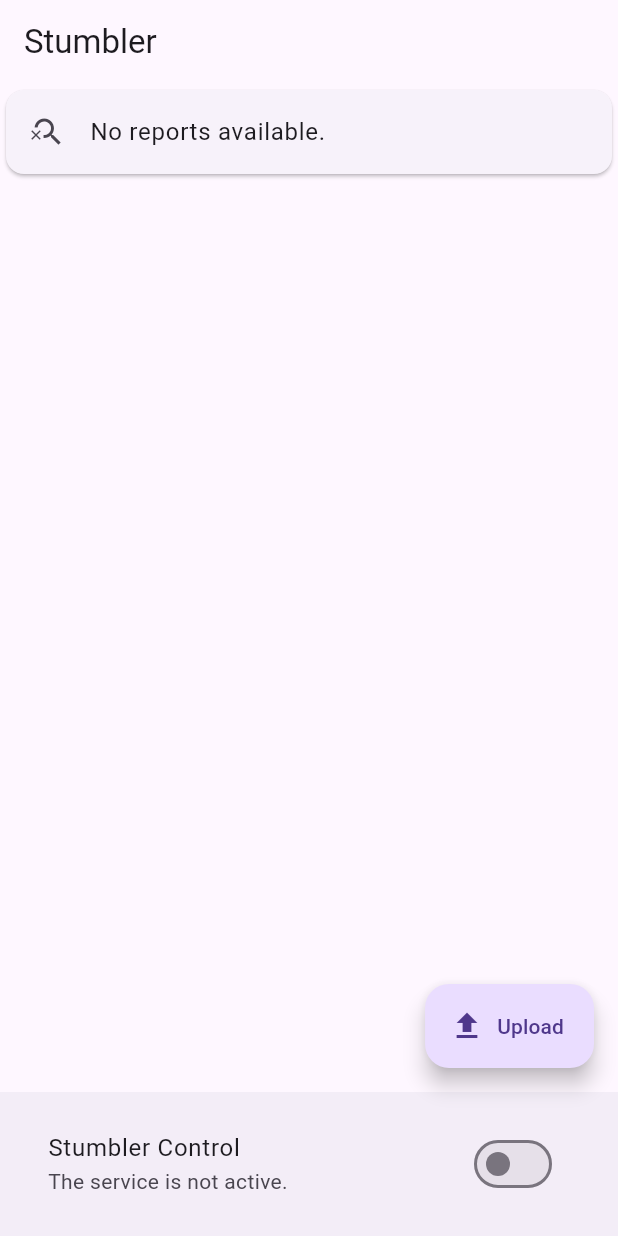
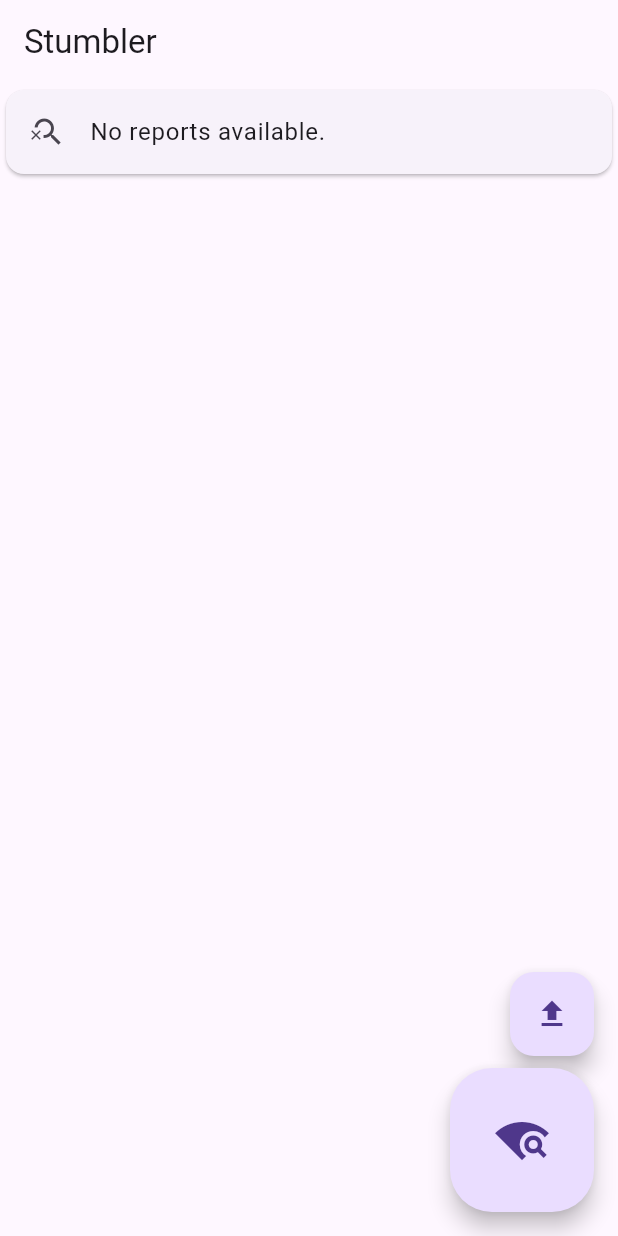
Before and after one commit to carterbox/stumbler, a Flutter app: the screen it shows after launch, on a phone screen of 412 x 824 dp. Run offline on Flutter 3.47's test engine with Material 3 defaults, Android fonts, the phone set to English and light mode, and no system bars; drawn by our look-alikes of dynamic_color; our stand-ins replace drift, flutter_riverpod, geolocator, riverpod_annotation; missing offline and left inert: flutter_osm_plugin, system_clock, wifi_scan; accounts and stored records are empty; generated files the repository leaves out were written again.

Commit message:
REF: Only do scanning in the foreground when user requests
Android agressive power saving and rate limiting makes it impossible(?)
to do WiFi scanning via service. Rewrite app to require users to actively
scan by pushing a button.

```diff
--- a/lib/main.dart
+++ b/lib/main.dart
@@ -65,64 +65,6 @@ class MyApp extends StatelessWidget {
   }
 }
 
-@riverpod
-class StumblerStatus extends _$StumblerStatus {
-  @override
-  Future<bool> build() async {
-    if (await getLocationAndNetworkPermission()) {
-      return isMozumberServiceActive();
-    }
-    return false;
-  }
-
-  Future<void> toggleService() async {
-    if (await future) {
-      await stopStumblerService();
-    } else {
-      await startStumblerService();
-    }
-    await Future.delayed(const Duration(seconds: 1));
-    ref.invalidateSelf();
-  }
-}
-
-/// A [SwitchListTile] which controls whether the Stumber service is running
-class StumblerControlButton extends ConsumerWidget {
-  const StumblerControlButton({super.key});
-
-  final title = const Text('Stumbler Control');
-
-  @override
-  Widget build(BuildContext context, WidgetRef ref) {
-    final stumblerStatus = ref.watch(stumblerStatusProvider);
-    return stumblerStatus.when(
-      data: (bool isRunning) => SwitchListTile.adaptive(
-        value: isRunning,
-        onChanged: (bool newValue) {
-          ref.read(stumblerStatusProvider.notifier).toggleService();
-        },
-        title: title,
-        subtitle: isRunning
-            ? const Text('The service is active.')
-            : const Text('The service is not active.'),
-      ),
-      error: (error, stackTrace) => SwitchListTile.adaptive(
-        value: false,
-        onChanged: null,
-        title: title,
-        subtitle: const Text('There was an error with the service.'),
-      ),
-      loading: () => SwitchListTile.adaptive(
-        value: false,
-        onChanged: null,
-        title: title,
-        subtitle:
-            const Text('Communication is being established with the service.'),
-      ),
-    );
-  }
-}
-
 class MyHomePage extends StatelessWidget {
   const MyHomePage({super.key, required this.title});
 
@@ -141,11 +83,17 @@ class MyHomePage extends StatelessWidget {
           ),
         ],
       ),
-      bottomNavigationBar: const BottomAppBar(
-        height: 96,
-        child: StumblerControlButton(),
+      floatingActionButton: const Column(
+        mainAxisAlignment: MainAxisAlignment.end,
+        crossAxisAlignment: CrossAxisAlignment.end,
+        children: [
+          UploadButton(),
+          SizedBox(
+            height: 8,
+          ),
+          StumbleButton(),
+        ],
       ),
-      floatingActionButton: const UploadButton(),
     );
   }
 }
@@ -156,22 +104,53 @@ class UploadButton extends ConsumerWidget {
 
   @override
   Widget build(BuildContext context, WidgetRef ref) {
-    return FloatingActionButton.extended(
+    return FloatingActionButton(
       onPressed: () {
         debugPrint("Upload button pressed");
-        ref.read(reportListProvider.notifier).upload();
+        ref
+            .read(reportListProvider.notifier)
+            .upload(ref.read(databaseProvider));
       },
-      label: const Text('Upload'),
-      icon: const Icon(Icons.upload),
+      tooltip: 'Upload scans to MLS',
+      heroTag: 'upload',
+      child: const Icon(Icons.upload),
     );
   }
+}
+
+/// A [FloatingActionButton] that triggers uploading the collected [Report]
+class StumbleButton extends ConsumerWidget {
+  const StumbleButton({super.key});
+
+  @override
+  Widget build(BuildContext context, WidgetRef ref) {
+    return FloatingActionButton.large(
+      onPressed: () {
+        debugPrint("Scan button pressed");
+        ref.read(reportListProvider.notifier).scan(ref.read(databaseProvider));
+      },
+      tooltip: 'Start a WiFi scan',
+      heroTag: 'stumble',
+      child: const Icon(Icons.wifi_find),
+    );
+  }
+}
+
+@riverpod
+ReportDatabase database(DatabaseRef ref) {
+  final database = ReportDatabase();
+  ref.onDispose(() async {
+    await database.close();
+  });
+  return database;
 }
 
 @riverpod
 class ReportList extends _$ReportList {
   @override
   Future<List<Report>> build() async {
-    return fetchReports();
+    final database = ref.watch(databaseProvider);
+    return fetchReports(database);
   }
 
   Future<void> refresh() async {
@@ -181,9 +160,16 @@ class ReportList extends _$ReportList {
     await future;
   }
 
-  Future<void> upload() async {
-    deleteReport(DateTime.now().millisecondsSinceEpoch);
+  Future<void> upload(ReportDatabase database) async {
+    deleteReport(database, DateTime.now().millisecondsSinceEpoch);
     ref.invalidateSelf();
+    await future;
+  }
+
+  Future<void> scan(ReportDatabase database) async {
+    if (await generateWifiReport(database)) {
+      ref.invalidateSelf();
+    }
     await future;
   }
 }
--- a/pubspec.yaml
+++ b/pubspec.yaml
@@ -51,7 +51,6 @@ dependencies:
   path_provider: ^2.1.1
   path: ^1.8.3
   sqlite3_flutter_libs: ^0.5.17
-  flutter_foreground_service: ^0.4.1
   geolocator: ^10.1.0
   flutter_osm_plugin: ^0.60.5
   dynamic_color: ^1.6.8
```
Also changed, not shown: lib/database.dart (+11 -14 lines), lib/service.dart (+6 -59 lines), lib/main.g.dart, pubspec.lock, 1 other file.
